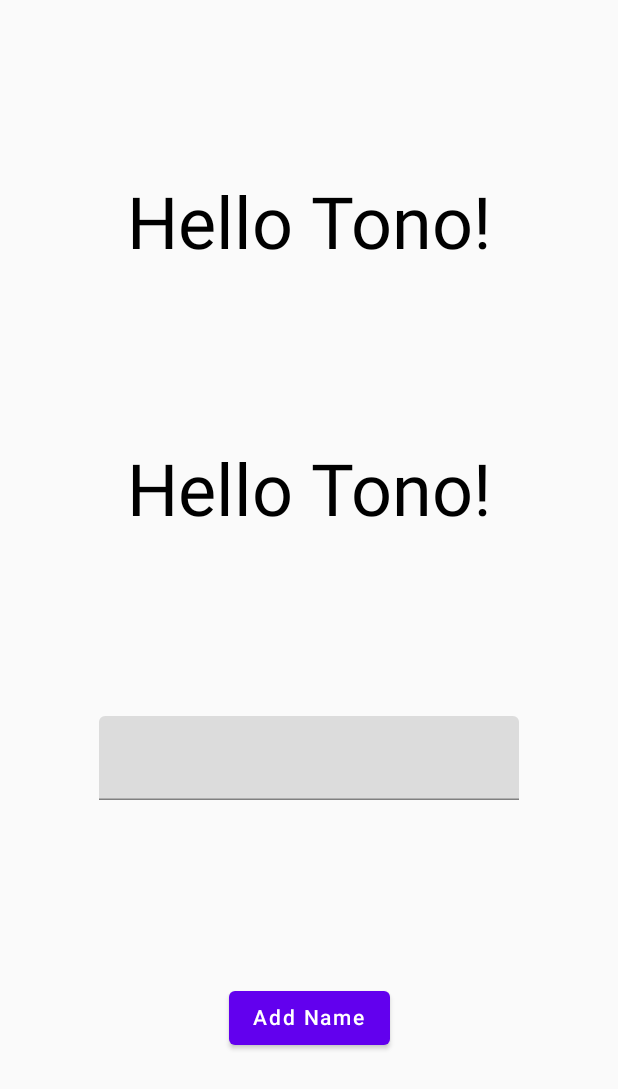
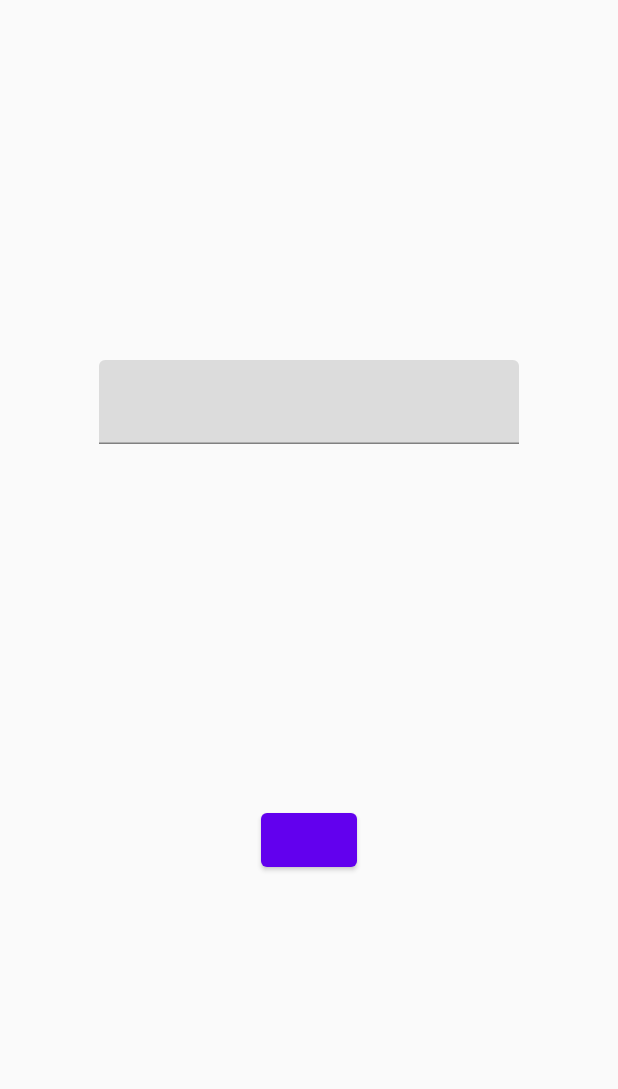
Before and after one commit to MirzaUkas/LearnCompose, an Android app built with Jetpack Compose: the screen it shows after launch (DynamicContentActivity), on a phone screen of 412 x 824 dp. Shown: the top 1089 px of the screen. Run offline under Robolectric (Android 15) with nearby library versions, the phone set to English and light mode, and no system bars; our stand-ins replace livedata-compose.

Commit message:
Lift up state to ViewModel

```diff
--- a/app/build.gradle
+++ b/app/build.gradle
@@ -53,6 +53,8 @@ dependencies {
     implementation "androidx.compose.ui:ui-tooling-preview:$compose_version"
     implementation 'androidx.lifecycle:lifecycle-runtime-ktx:2.3.1'
     implementation 'androidx.activity:activity-compose:1.3.1'
+    implementation "androidx.compose.runtime:runtime-livedata:$compose_version"
+
     testImplementation 'junit:junit:4.13.2'
     androidTestImplementation 'androidx.test.ext:junit:1.1.3'
     androidTestImplementation 'androidx.test.espresso:espresso-core:3.4.0'
--- a/app/src/main/java/mirz/study/learncompose/DynamicContentActivity.kt
+++ b/app/src/main/java/mirz/study/learncompose/DynamicContentActivity.kt
@@ -1,25 +1,22 @@
 package mirz.study.learncompose
 
 import android.os.Bundle
+import android.util.Log
 import androidx.activity.ComponentActivity
 import androidx.activity.compose.setContent
 import androidx.compose.foundation.layout.Arrangement
 import androidx.compose.foundation.layout.Column
 import androidx.compose.foundation.layout.fillMaxSize
 import androidx.compose.material.Button
-import androidx.compose.material.MaterialTheme
 import androidx.compose.material.Text
 import androidx.compose.material.TextField
 import androidx.compose.runtime.Composable
-import androidx.compose.runtime.mutableStateListOf
-import androidx.compose.runtime.mutableStateOf
-import androidx.compose.runtime.remember
+import androidx.compose.runtime.collectAsState
+import androidx.compose.runtime.livedata.observeAsState
 import androidx.compose.ui.Alignment
 import androidx.compose.ui.Modifier
 import androidx.compose.ui.tooling.preview.Preview
 import mirz.study.learncompose.ui.theme.LearnComposeTheme
-
-val namesList: ArrayList<String> = arrayListOf("Asep", "Udin")
 
 class DynamicContentActivity : ComponentActivity() {
     override fun onCreate(savedInstanceState: Bundle?) {
@@ -31,39 +28,28 @@ class DynamicContentActivity : ComponentActivity() {
 }
 
 @Composable
-fun MainGreetingScreen() {
-    val greetingListState = remember {
-        mutableStateListOf<String>("Tono", "Tono")
-    }
-    val newNameState = remember {
-        mutableStateOf("")
-    }
+fun MainGreetingScreen(viewModel: MainViewModel = MainViewModel()) {
+    val newNameState = viewModel.textFieldState.observeAsState("")
     Column(
         modifier = Modifier.fillMaxSize(),
         verticalArrangement = Arrangement.SpaceEvenly,
         horizontalAlignment = Alignment.CenterHorizontally
     ) {
-        GreetingList(greetingListState, newNameState.value, {
-            greetingListState.add(newNameState.value)
-        }) {
-            newNameState.value = it
+        GreetingList(newNameState.value) { newName ->
+            Log.e("Here", newName)
+            viewModel.onTextChanged(newName)
         }
     }
 }
 
 @Composable
 fun GreetingList(
-    names: List<String>,
     textFieldValue: String,
-    onClick: () -> Unit,
     textChange: (newName: String) -> Unit
 ) {
-
-    for (name in names)
-        Text(text = "Hello $name!", style = MaterialTheme.typography.h3)
     TextField(value = textFieldValue, onValueChange = textChange)
-    Button(onClick = onClick) {
-        Text("Add Name")
+    Button(onClick = {}) {
+        Text(textFieldValue)
     }
 }
 
--- /dev/null
+++ b/app/src/main/java/mirz/study/learncompose/MainViewModel.kt
@@ -0,0 +1,12 @@
+package mirz.study.learncompose
+
+import androidx.lifecycle.MutableLiveData
+import androidx.lifecycle.ViewModel
+
+class MainViewModel : ViewModel() {
+    val textFieldState = MutableLiveData("")
+
+    fun onTextChanged(newValue: String) {
+        textFieldState.value = newValue
+    }
+}
--- a/build.gradle
+++ b/build.gradle
@@ -1,12 +1,12 @@
 buildscript {
     ext {
-        compose_version = '1.1.0-beta01'
+        compose_version = '1.0.1'
     }
 }// Top-level build file where you can add configuration options common to all sub-projects/modules.
 plugins {
     id 'com.android.application' version '7.2.0' apply false
     id 'com.android.library' version '7.2.0' apply false
-    id 'org.jetbrains.kotlin.android' version '1.5.31' apply false
+    id 'org.jetbrains.kotlin.android' version '1.5.21' apply false
 }
 
 task clean(type: Delete) {
```
